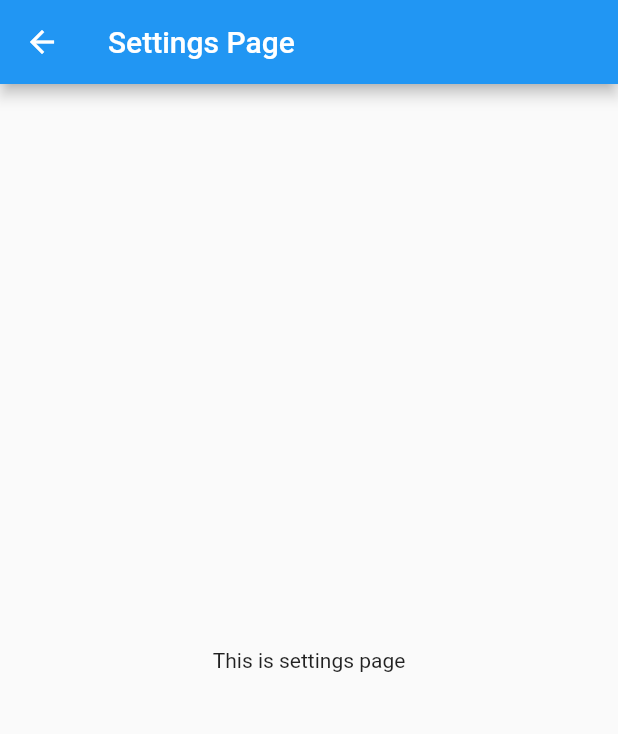
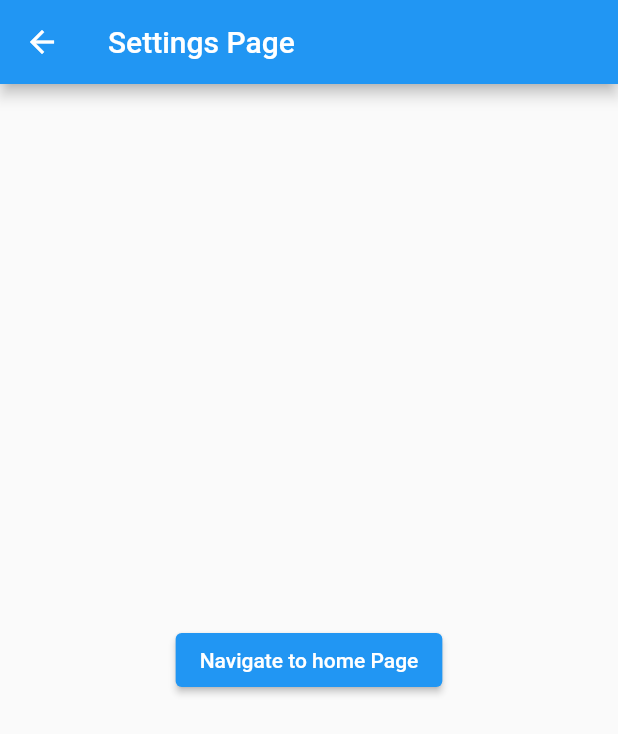
Before and after one commit to KlaudiaK/MarvelApp, a Flutter app: the SettingsPage screen opened by its route, on a phone screen of 412 x 824 dp. Shown: the top 734 px of the screen. Run offline on Flutter 3.47's test engine with Material 2 defaults, Android fonts, the phone set to English and light mode, and no system bars; our stand-ins replace dio, flutter_modular.

Commit message:
Add separate modules to features

```diff
--- a/lib/app_widget.dart
+++ b/lib/app_widget.dart
@@ -6,6 +6,7 @@ class AppWidget extends StatelessWidget {
 
   @override
   Widget build(BuildContext context) {
+
     return MaterialApp.router(
       title: 'Marvel App',
       theme: ThemeData(primarySwatch: Colors.blue),
--- a/lib/features/dashboard/detail/detail_page.dart
+++ b/lib/features/dashboard/detail/detail_page.dart
@@ -11,7 +11,7 @@ class DetailsPage extends StatelessWidget {
       appBar: AppBar(title: const Text('Details Page')),
       body: Center(
         child: ElevatedButton(
-          onPressed: () => Modular.to.navigate('/home'),
+          onPressed: () => Modular.to.navigate('/dashboard-module/'),
           child: Text('Navigate to Home Page'),
         ),
       ),
--- a/lib/features/dashboard/home/home_page.dart
+++ b/lib/features/dashboard/home/home_page.dart
@@ -8,16 +8,21 @@ class HomePage extends StatelessWidget {
   Widget build(BuildContext context) {
     return Scaffold(
       appBar: AppBar(title: const Text('Home Page')),
-      body:  Center(
+      body: Center(
         child: Column(
           children: [
             ElevatedButton(
-          onPressed: () => Modular.to.navigate('/search'),
+              onPressed: () => Modular.to.navigate('/dashboard-module/search'),
               child: Text('Navigate to search Page'),
             ),
             ElevatedButton(
-          onPressed: () => Modular.to.navigate('/detail/1'),
+              onPressed: () =>
+                  Modular.to.navigate('/dashboard-module/detail/1'),
               child: Text('Navigate to detail Page'),
+            ),
+            ElevatedButton(
+              onPressed: () => Modular.to.navigate('/settings-module/'),
+              child: Text('Navigate to settings Page'),
             ),
           ],
         ),
--- a/lib/features/dashboard/search/search_page.dart
+++ b/lib/features/dashboard/search/search_page.dart
@@ -8,9 +8,9 @@ class SearchPage extends StatelessWidget {
   Widget build(BuildContext context) {
     return Scaffold(
       appBar: AppBar(title: const Text('Search Page')),
-      body:  Center(
+      body: Center(
         child: ElevatedButton(
-          onPressed: () => Modular.to.navigate('/home'),
+          onPressed: () => Modular.to.navigate('/dashboard-module/'),
           child: Text('Navigate to home Page'),
         ),
       ),
--- a/lib/features/onboarding/splash_page.dart
+++ b/lib/features/onboarding/splash_page.dart
@@ -8,9 +8,9 @@ class SplashPage extends StatelessWidget {
   Widget build(BuildContext context) {
     return Scaffold(
       appBar: AppBar(title: const Text('Splash Page')),
-      body:  Center(
+      body: Center(
         child: ElevatedButton(
-          onPressed: () => Modular.to.navigate('/home'),
+          onPressed: () => Modular.to.navigate('/dashboard-module/'),
           child: Text('Navigate to home Page'),
         ),
       ),
--- a/lib/features/settings/settings_page.dart
+++ b/lib/features/settings/settings_page.dart
@@ -1,4 +1,5 @@
 import 'package:flutter/material.dart';
+import 'package:flutter_modular/flutter_modular.dart';
 
 class SettingsPage extends StatelessWidget {
   const SettingsPage({Key? key}) : super(key: key);
@@ -7,9 +8,11 @@ class SettingsPage extends StatelessWidget {
   Widget build(BuildContext context) {
     return Scaffold(
       appBar: AppBar(title: const Text('Settings Page')),
-      body: const Center(
-        child: Text('This is settings page'),
-      ),
-    );
+      body:  Center(
+        child: ElevatedButton(
+          onPressed: () => Modular.to.navigate('/dashboard-module/'),
+          child: Text('Navigate to home Page'),
+        ),
+    ));
   }
 }
```
Also changed, not shown: lib/di/app_module.dart (+5 -14 lines), lib/di/di_module.dart (added, +12 -0 lines), lib/features/dashboard/dashboard_module.dart (added, +19 -0 lines), lib/features/onboarding/onboarding_module.dart (added, +19 -0 lines), lib/features/settings/settings_module.dart (added, +15 -0 lines), lib/main.dart (line endings or trailing spaces). Lines whose indentation alone changed are shown as unchanged.
